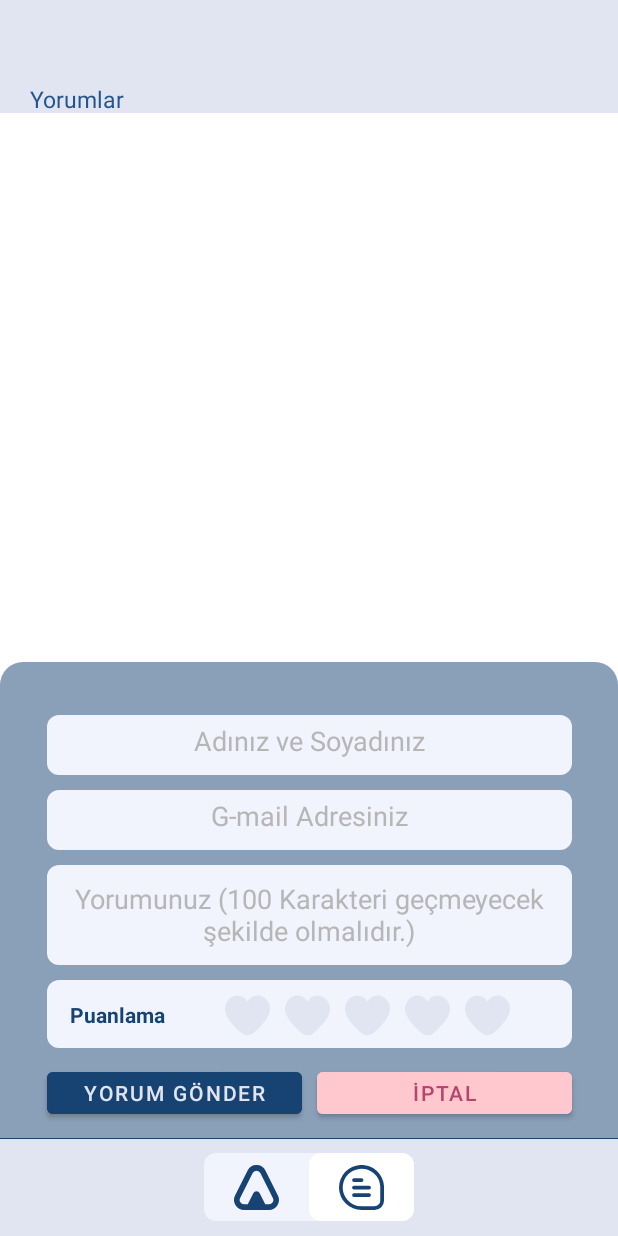
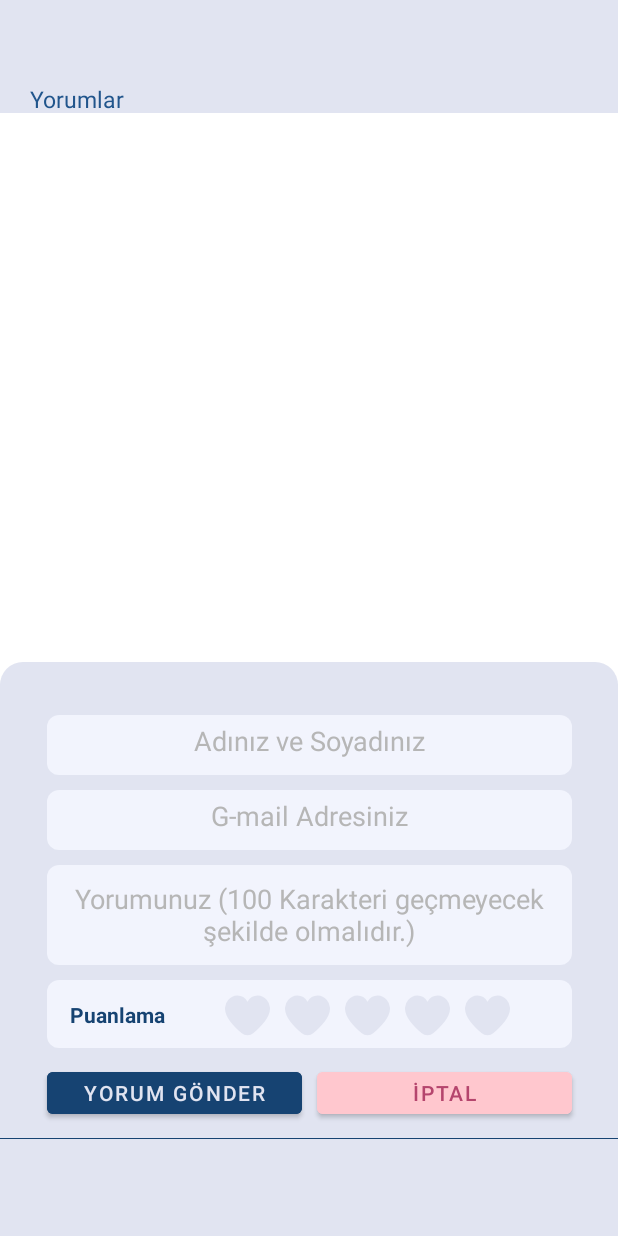
Before and after one commit to furkanmulayim/Campbell, an Android app: the CommentFragment screen opened through its navigation route, after a tap on an icon or button, on a phone screen of 412 x 824 dp. Run offline under Robolectric (Android 15) with nearby library versions, the phone set to English and light mode, and no system bars; our stand-ins replace Firebase (no records; nobody signed in at launch, a user with empty details on screens opened directly), RxJava, data binding; network calls fail; Roboto replaces fonts that are not available here.

Commit message:
Button for google picture and change on comment page.

```diff
--- a/app/src/main/java/com/example/campbell/view/CampFragment.kt
+++ b/app/src/main/java/com/example/campbell/view/CampFragment.kt
@@ -57,11 +57,9 @@ class CampFragment : Fragment() {
         binding?.goingToComment?.setOnClickListener {
             val go = CampFragmentDirections.actionCampFragmentToCommentFragment(campUuid)
             Navigation.findNavController(it).navigate(go)
-
-
         }
 
-        binding?.countryImage?.setOnClickListener {
+        binding?.goToGoogle?.setOnClickListener {
             val go = CampFragmentDirections.actionCampFragmentToPictureFragment(campUuid)
             Navigation.findNavController(it).navigate(go)
         }
--- a/app/src/main/java/com/example/campbell/view/CommentFragment.kt
+++ b/app/src/main/java/com/example/campbell/view/CommentFragment.kt
@@ -91,6 +91,7 @@ class CommentFragment : Fragment() {
         if (control == false) {
             binding?.yorumIptal?.isClickable = true
             control = true
+            binding?.sayfaGecisAlani?.isVisible= false
             binding?.yorumPanel?.isVisible = true
             binding?.yorumEkle?.isVisible = false
             val anim = AnimationUtils.loadAnimation(requireContext(), R.anim.yorum_anim)
@@ -103,6 +104,7 @@ class CommentFragment : Fragment() {
     fun youmIptalTiklaninca() {
         binding?.yorumIptal?.isClickable = false
         control = false
+        binding?.sayfaGecisAlani?.isVisible= true
         binding?.yorumPanel?.isVisible = false
         binding?.yorumEkle?.isVisible = true
         val anim = AnimationUtils.loadAnimation(requireContext(), R.anim.yorum_anim_gidis)
--- a/app/src/main/java/com/example/campbell/view/FeedFragment.kt
+++ b/app/src/main/java/com/example/campbell/view/FeedFragment.kt
@@ -64,7 +64,7 @@ class FeedFragment : Fragment() {
         binding?.campList?.startAnimation(anim)
     }
 
-    fun observeLiveData() {
+    private fun observeLiveData() {
         viewModel.canliVeri.observe(viewLifecycleOwner, Observer { camp ->
             camp?.let {
                 binding?.campList?.visibility = View.VISIBLE
--- a/app/src/main/res/drawable/sheetnavgoldentransparent.xml
+++ b/app/src/main/res/drawable/sheetnavgoldentransparent.xml
@@ -9,6 +9,6 @@
     <!--Border rengini tanımlama-->
 <!--    <stroke android:width="1dp" android:color="@color/ortaMavi" />-->
     <!--Background(arkaplan) rengini tanımlama-->
-    <solid android:color="@color/maviTrans" />
+    <solid android:color="@color/barlar" />
     <solid android:alpha="0.5" />
 </shape>
--- a/app/src/main/res/layout/fragment_comment.xml
+++ b/app/src/main/res/layout/fragment_comment.xml
@@ -309,7 +309,7 @@
 
             <!--FOOTER İÇ ALAN-->
             <androidx.constraintlayout.widget.ConstraintLayout
-                android:id="@+id/constraintLayout6"
+                android:id="@+id/sayfaGecisAlani"
                 android:layout_width="140dp"
                 android:layout_height="45dp"
                 android:background="@drawable/koseyuvarlat"
@@ -323,9 +323,9 @@
                     android:id="@+id/constraintLayout7"
                     android:layout_width="70dp"
                     android:layout_height="45dp"
-                    app:layout_constraintBottom_toBottomOf="@+id/constraintLayout6"
-                    app:layout_constraintStart_toStartOf="@id/constraintLayout6"
-                    app:layout_constraintTop_toTopOf="@+id/constraintLayout6">
+                    app:layout_constraintBottom_toBottomOf="@+id/sayfaGecisAlani"
+                    app:layout_constraintStart_toStartOf="@id/sayfaGecisAlani"
+                    app:layout_constraintTop_toTopOf="@+id/sayfaGecisAlani">
 
                     <!-- İTEM GÖRSEL -->
                     <ImageView
```
Also changed, not shown: app/src/main/java/com/example/campbell/wiemodel/FeedViewModel.kt (+0 -7 lines), app/src/main/res/drawable/ic_picture_free_icon_font.xml (added, +12 -0 lines), app/src/main/res/layout/fragment_camp.xml (+27 -6 lines).
